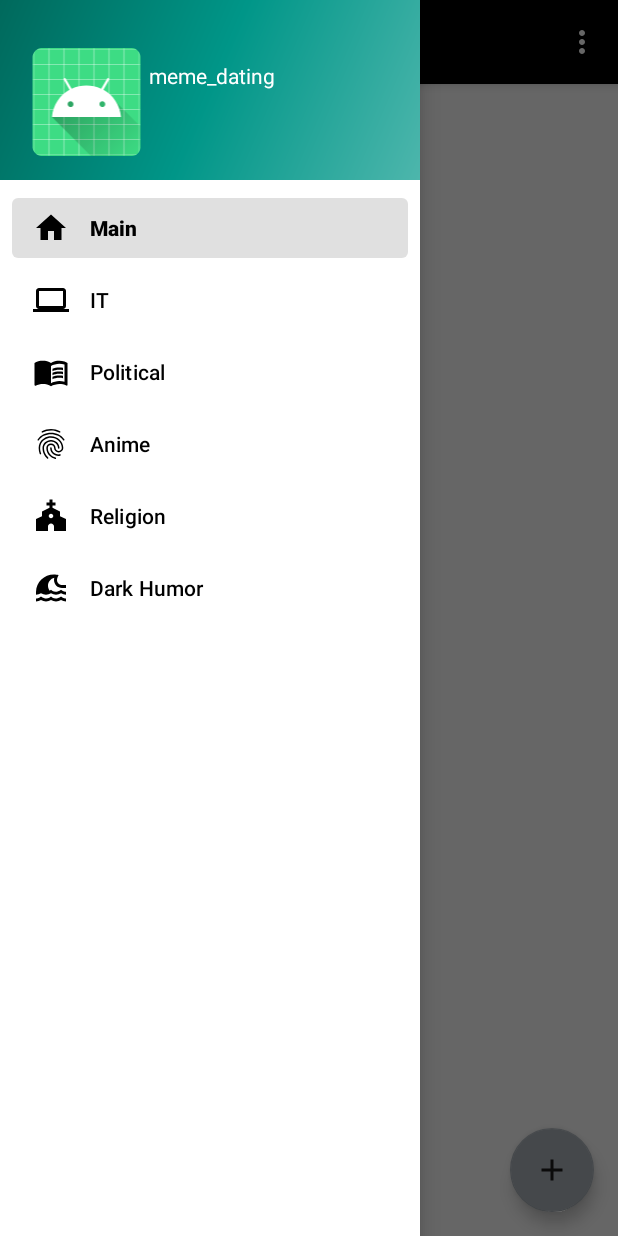
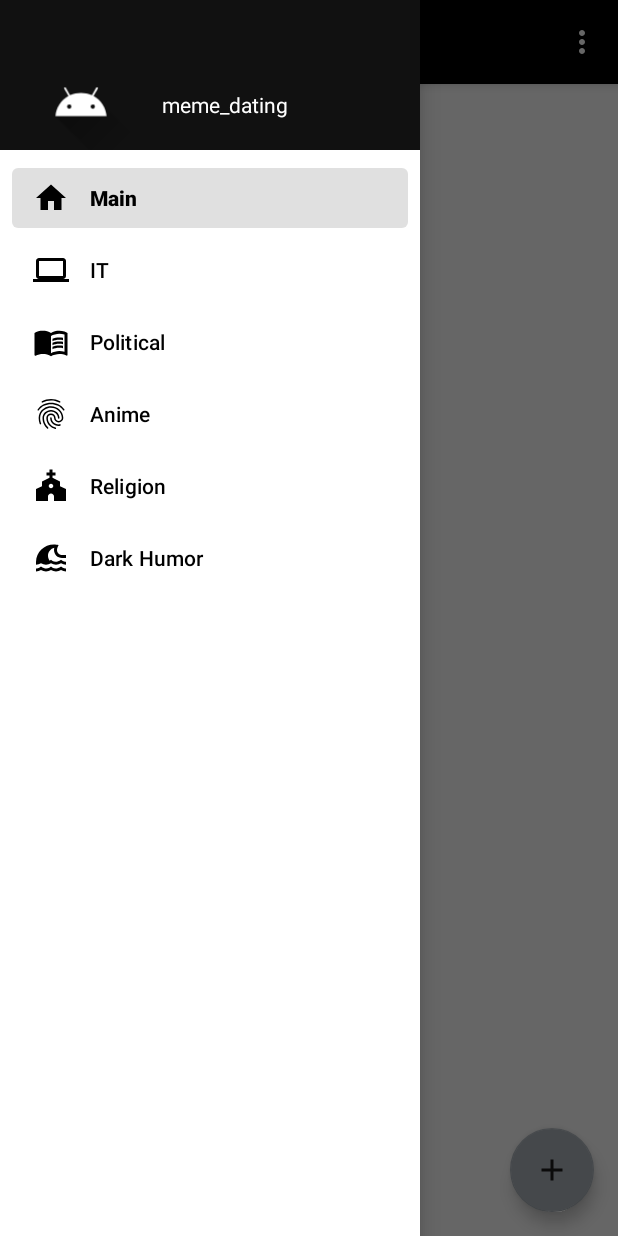
Before and after one commit to jakubpraszkowski/Dating-application-with-Pepe-memes, an Android app: the CategoryMenuActivity screen opened directly, with no data from a screen before it, with the side drawer open, on a phone screen of 412 x 824 dp. Run offline under Robolectric (Android 15) with nearby library versions, the phone set to English and light mode, and no system bars; our stand-ins replace Picasso, navigation-ui; libraries missing offline, so code that uses them is left out: com.vishnusivadas.advanced_httpurlconnection; pictures from the network do not load; 6 statements that could not run were skipped.

Commit message:
changed drawer menu header

```diff
--- a/app/src/main/res/drawable/side_nav_bar.xml
+++ /dev/null
@@ -1,9 +0,0 @@
-<shape xmlns:android="http://schemas.android.com/apk/res/android"
-    android:shape="rectangle">
-    <gradient
-        android:angle="135"
-        android:centerColor="#009688"
-        android:endColor="#00695C"
-        android:startColor="#4DB6AC"
-        android:type="linear" />
-</shape>
--- a/app/src/main/res/layout/nav_header_category_menu.xml
+++ b/app/src/main/res/layout/nav_header_category_menu.xml
@@ -1,30 +1,25 @@
 <?xml version="1.0" encoding="utf-8"?>
 <LinearLayout xmlns:android="http://schemas.android.com/apk/res/android"
-    xmlns:app="http://schemas.android.com/apk/res-auto"
     android:layout_width="match_parent"
-    android:layout_height="120dp"
-    android:background="@drawable/side_nav_bar"
-    android:gravity="bottom"
+    android:layout_height="100dp"
+    android:background="@color/colorPrimaryVariant"
+
     android:orientation="horizontal"
-    android:paddingLeft="@dimen/activity_horizontal_margin"
-    android:paddingTop="@dimen/activity_vertical_margin"
-    android:paddingRight="@dimen/activity_horizontal_margin"
-    android:paddingBottom="@dimen/activity_vertical_margin"
-    android:theme="@style/ThemeOverlay.AppCompat.Dark">
-
+    >
     <ImageView
-        android:id="@+id/imageView"
-        android:layout_width="83dp"
+        android:layout_marginTop="20dp"
+        android:layout_width="wrap_content"
         android:layout_height="wrap_content"
-        android:contentDescription="@string/nav_header_desc"
-        android:paddingTop="@dimen/nav_header_vertical_spacing"
-        app:srcCompat="@mipmap/ic_launcher_round" />
-
+        android:src="@drawable/ic_launcher_foreground"
+        android:layout_gravity="center"
+        android:contentDescription="App logo"
+        />
     <TextView
-        android:layout_width="316dp"
-        android:layout_height="71dp"
-        android:paddingTop="@dimen/nav_header_vertical_spacing"
+        android:layout_marginTop="20dp"
+        android:layout_width="wrap_content"
+        android:layout_height="wrap_content"
         android:text="@string/app_name"
-        android:textAppearance="@style/TextAppearance.AppCompat.Body1" />
-
+        android:textColor="@color/colorOnPrimary"
+        android:layout_gravity="center"
+        />
 </LinearLayout>
--- a/app/src/main/res/values/colors.xml
+++ b/app/src/main/res/values/colors.xml
@@ -9,7 +9,7 @@
     <color name="white">#FFFFFFFF</color>
 
     <color name="colorPrimary">#000000</color>
-    <color name="colorPrimaryVariant">#141414</color>
+    <color name="colorPrimaryVariant">#111111</color>
     <color name="colorOnPrimary">#FFFFFF</color>
     <color name="colorSecondary">#ADB5BD</color>
     <color name="colorSecondaryVariant">#ced4da</color>
```
